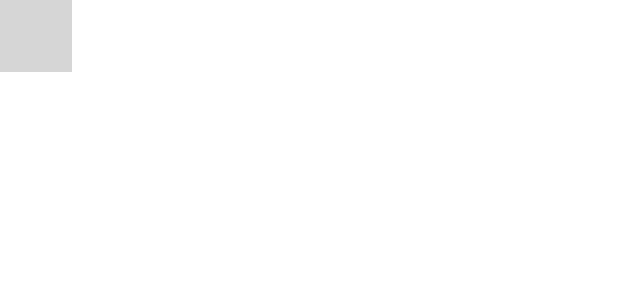
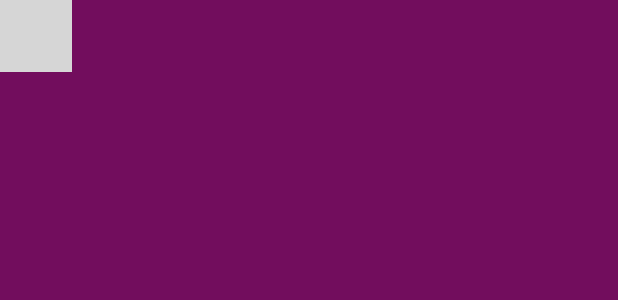
Before and after one commit to ologe/material-studies, an Android app built with Jetpack Compose: the @Preview function DefaultPreview, on a phone screen of 412 x 824 dp. Shown: the top 300 px of the screen. Run offline under Robolectric (Android 15) with nearby library versions, the phone set to English and light mode, and no system bars; libraries missing offline, so code that uses them is left out: androidx.ui.tooling; 1 statement that could not run was skipped; grey boxes are pictures that could not be loaded.

Commit message:
added crane theming

```diff
--- a/Crane/app/src/main/AndroidManifest.xml
+++ b/Crane/app/src/main/AndroidManifest.xml
@@ -11,8 +11,7 @@
         android:theme="@style/Theme.Crane">
         <activity
             android:name=".MainActivity"
-            android:label="@string/app_name"
-            android:theme="@style/Theme.Crane.NoActionBar">
+            android:label="@string/app_name">
             <intent-filter>
                 <action android:name="android.intent.action.MAIN" />
 
--- a/Crane/app/src/main/java/dev/olog/crane/theme/Color.kt
+++ /dev/null
@@ -1,8 +0,0 @@
-package dev.olog.crane.theme
-
-import androidx.compose.ui.graphics.Color
-
-val purple200 = Color(0xFFBB86FC)
-val purple500 = Color(0xFF6200EE)
-val purple700 = Color(0xFF3700B3)
-val teal200 = Color(0xFF03DAC5)
--- a/Crane/app/src/main/java/dev/olog/crane/theme/Shape.kt
+++ b/Crane/app/src/main/java/dev/olog/crane/theme/Shape.kt
@@ -5,7 +5,7 @@ import androidx.compose.material.Shapes
 import androidx.compose.ui.unit.dp
 
 val shapes = Shapes(
-    small = RoundedCornerShape(4.dp),
-    medium = RoundedCornerShape(4.dp),
-    large = RoundedCornerShape(0.dp)
+    small = RoundedCornerShape(4.dp), // TODO buttons has to be RoundedCornerShape(50)
+    medium = RoundedCornerShape(50),
+    large = RoundedCornerShape(16.dp)
 )
--- a/Crane/app/src/main/java/dev/olog/crane/theme/Theme.kt
+++ b/Crane/app/src/main/java/dev/olog/crane/theme/Theme.kt
@@ -1,42 +1,38 @@
 package dev.olog.crane.theme
 
-import androidx.compose.foundation.isSystemInDarkTheme
 import androidx.compose.material.MaterialTheme
-import androidx.compose.material.darkColors
 import androidx.compose.material.lightColors
 import androidx.compose.runtime.Composable
+import androidx.compose.ui.graphics.Color
 
-private val DarkColorPalette = darkColors(
-    primary = purple200,
-    primaryVariant = purple700,
-    secondary = teal200
-)
+val purple800 = Color(0xFF_5d1049)
+val purple900 = Color(0xFF_4e0d3a)
+val purple700 = Color(0xFF_720d5d)
+val red700 = Color(0xFF_e30424)
 
-private val LightColorPalette = lightColors(
-    primary = purple500,
-    primaryVariant = purple700,
-    secondary = teal200
+private val Palette = lightColors(
+    background = purple800,
+    onBackground = Color.White,
 
-    /* Other default colors to override
-    background = Color.White,
+    primary = purple700,
+    primaryVariant = purple900,
+    onPrimary = Color.White,
+
+    secondary = red700,
+    secondaryVariant = red700,
+    onSecondary = Color.White,
+
     surface = Color.White,
-    onPrimary = Color.White,
-    onSecondary = Color.Black,
-    onBackground = Color.Black,
     onSurface = Color.Black,
-    */
+
+    error = Color(0xFF_fd9725),
+    onError = Color.White
 )
 
 @Composable
-fun CraneTheme(darkTheme: Boolean = isSystemInDarkTheme(), content: @Composable() () -> Unit) {
-    val colors = if (darkTheme) {
-        DarkColorPalette
-    } else {
-        LightColorPalette
-    }
-
+fun CraneTheme(content: @Composable() () -> Unit) {
     MaterialTheme(
-        colors = colors,
+        colors = Palette,
         typography = typography,
         shapes = shapes,
         content = content
--- a/Crane/app/src/main/java/dev/olog/crane/theme/Type.kt
+++ b/Crane/app/src/main/java/dev/olog/crane/theme/Type.kt
@@ -2,27 +2,116 @@ package dev.olog.crane.theme
 
 import androidx.compose.material.Typography
 import androidx.compose.ui.text.TextStyle
-import androidx.compose.ui.text.font.FontFamily
 import androidx.compose.ui.text.font.FontWeight
+import androidx.compose.ui.text.font.font
+import androidx.compose.ui.text.font.fontFamily
 import androidx.compose.ui.unit.sp
+import dev.olog.crane.R
 
-// Set of Material typography styles to start with
-val typography = Typography(
-    body1 = TextStyle(
-        fontFamily = FontFamily.Default,
+val raleway = fontFamily(
+    font(R.font.raleway_light, FontWeight.Light),
+    font(R.font.raleway_regular, FontWeight.Normal),
+    font(R.font.raleway_semibold, FontWeight.SemiBold),
+    font(R.font.raleway_medium, FontWeight.Medium),
+)
+
+val typography = typographyFromDefaults(
+    h1 = TextStyle(
+        fontFamily = raleway,
+        fontWeight = FontWeight.Light,
+        fontSize = 96.sp,
+    ),
+    h2 = TextStyle(
+        fontFamily = raleway,
         fontWeight = FontWeight.Normal,
+        fontSize = 60.sp
+    ),
+    h3 = TextStyle(
+        fontFamily = raleway,
+        fontWeight = FontWeight.SemiBold,
+        fontSize = 48.sp
+    ),
+    h4 = TextStyle(
+        fontFamily = raleway,
+        fontWeight = FontWeight.SemiBold,
+        fontSize = 34.sp
+    ),
+    h5 = TextStyle(
+        fontFamily = raleway,
+        fontWeight = FontWeight.SemiBold,
+        fontSize = 24.sp
+    ),
+    h6 = TextStyle(
+        fontFamily = raleway,
+        fontWeight = FontWeight.SemiBold,
+        fontSize = 20.sp
+    ),
+    subtitle1 = TextStyle(
+        fontFamily = raleway,
+        fontWeight = FontWeight.Medium,
         fontSize = 16.sp
-    )
-    /* Other default text styles to override
-    button = TextStyle(
-        fontFamily = FontFamily.Default,
-        fontWeight = FontWeight.W500,
+    ),
+    subtitle2 = TextStyle(
+        fontFamily = raleway,
+        fontWeight = FontWeight.SemiBold,
         fontSize = 14.sp
     ),
+    body1 = TextStyle(
+        fontFamily = raleway,
+        fontWeight = FontWeight.SemiBold,
+        fontSize = 16.sp
+    ),
+    body2 = TextStyle(
+        fontFamily = raleway,
+        fontWeight = FontWeight.Normal,
+        fontSize = 14.sp
+    ),
+    button = TextStyle(
+        fontFamily = raleway,
+        fontWeight = FontWeight.SemiBold,
+        fontSize = 14.sp,
+    ),
     caption = TextStyle(
-        fontFamily = FontFamily.Default,
-        fontWeight = FontWeight.Normal,
+        fontFamily = raleway,
+        fontWeight = FontWeight.Medium,
+        fontSize = 12.sp
+    ),
+    overline = TextStyle(
+        fontFamily = raleway,
+        fontWeight = FontWeight.SemiBold,
         fontSize = 12.sp
     )
-    */
 )
+
+private fun typographyFromDefaults(
+    h1: TextStyle,
+    h2: TextStyle,
+    h3: TextStyle,
+    h4: TextStyle,
+    h5: TextStyle,
+    h6: TextStyle,
+    subtitle1: TextStyle,
+    subtitle2: TextStyle,
+    body1: TextStyle,
+    body2: TextStyle,
+    button: TextStyle,
+    caption: TextStyle,
+    overline: TextStyle
+): Typography {
+    val defaults = Typography()
+    return Typography(
+        h1 = defaults.h1.merge(h1),
+        h2 = defaults.h2.merge(h2),
+        h3 = defaults.h3.merge(h3),
+        h4 = defaults.h4.merge(h4),
+        h5 = defaults.h5.merge(h5),
+        h6 = defaults.h6.merge(h6),
+        subtitle1 = defaults.subtitle1.merge(subtitle1),
+        subtitle2 = defaults.subtitle2.merge(subtitle2),
+        body1 = defaults.body1.merge(body1),
+        body2 = defaults.body2.merge(body2),
+        button = defaults.button.merge(button),
+        caption = defaults.caption.merge(caption),
+        overline = defaults.overline.merge(overline)
+    )
+}
--- a/Crane/app/src/main/res/values/themes.xml
+++ b/Crane/app/src/main/res/values/themes.xml
@@ -1,25 +1,12 @@
 <resources xmlns:tools="http://schemas.android.com/tools">
-    <!-- Base application theme. -->
-    <style name="Theme.Crane" parent="Theme.MaterialComponents.DayNight.DarkActionBar">
-        <!-- Primary brand color. -->
-        <item name="colorPrimary">@color/purple_500</item>
-        <item name="colorPrimaryVariant">@color/purple_700</item>
-        <item name="colorOnPrimary">@color/white</item>
-        <!-- Secondary brand color. -->
-        <item name="colorSecondary">@color/teal_200</item>
-        <item name="colorSecondaryVariant">@color/teal_700</item>
-        <item name="colorOnSecondary">@color/black</item>
-        <!-- Status bar color. -->
-        <item name="android:statusBarColor" tools:targetApi="l">?attr/colorPrimaryVariant</item>
-        <!-- Customize your theme here. -->
+
+    <style name="Theme.Crane" parent="Theme.MaterialComponents.Light.NoActionBar">
+        <item name="android:background">#720d5d</item>
+        <item name="android:statusBarColor">#4e0d3a</item>
+
+        <item name="android:navigationBarColor">@android:color/white</item>
+        <item name="android:windowLightNavigationBar" tools:targetApi="o_mr1">true</item>
+
     </style>
 
-    <style name="Theme.Crane.NoActionBar">
-        <item name="windowActionBar">false</item>
-        <item name="windowNoTitle">true</item>
-    </style>
-
-    <style name="Theme.Crane.AppBarOverlay" parent="ThemeOverlay.AppCompat.Dark.ActionBar" />
-
-    <style name="Theme.Crane.PopupOverlay" parent="ThemeOverlay.AppCompat.Light" />
 </resources>
```
Also changed, not shown: Crane/app/src/main/res/font/raleway_light.ttf (added), Crane/app/src/main/res/font/raleway_medium.ttf (added), Crane/app/src/main/res/font/raleway_regular.ttf (added), Crane/app/src/main/res/font/raleway_semibold.ttf (added).
